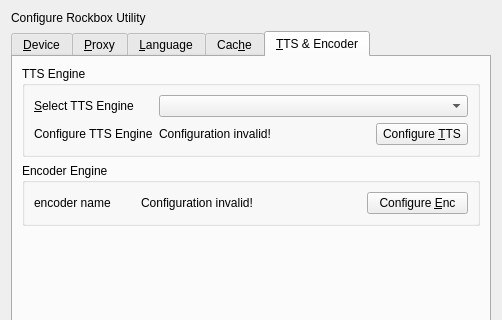
Old version of the form rbutil/rbutilqt/configurefrm.ui in the repository Rockbox-Chinese-Community/Rockbox-RCC; both pictures show x 0 to 502 and y 0 to 320 of the 502 by 465 pixel window.
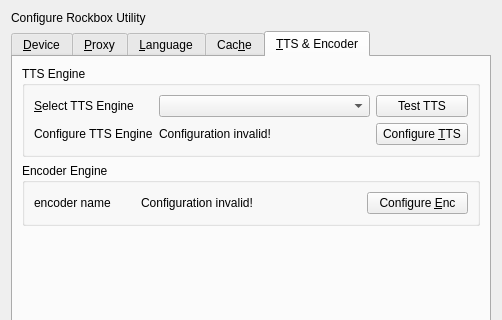
New version of the form. The open tabs and pages were chosen to show the change. Icons and pictures are not drawn.

Commit message: rbutil: add a Button to test a TTS Engine. Remove a old .ui file.

```diff
--- a/rbutil/rbutilqt/configurefrm.ui
+++ b/rbutil/rbutilqt/configurefrm.ui
@@ -380,7 +380,7 @@
             </property>
            </widget>
           </item>
-          <item row="0" column="1" colspan="3" >
+          <item row="0" column="1" colspan="2" >
            <widget class="QComboBox" name="comboTts" />
           </item>
           <item row="1" column="0" >
@@ -418,6 +418,13 @@
             </property>
            </widget>
           </item>
+          <item row="0" column="3">
+           <widget class="QPushButton" name="testTTS">
+            <property name="text">
+             <string>Test TTS</string>
+            </property>
+           </widget>
+          </item>
          </layout>
         </widget>
        </item>
```
The commit also changes 3 other files.
